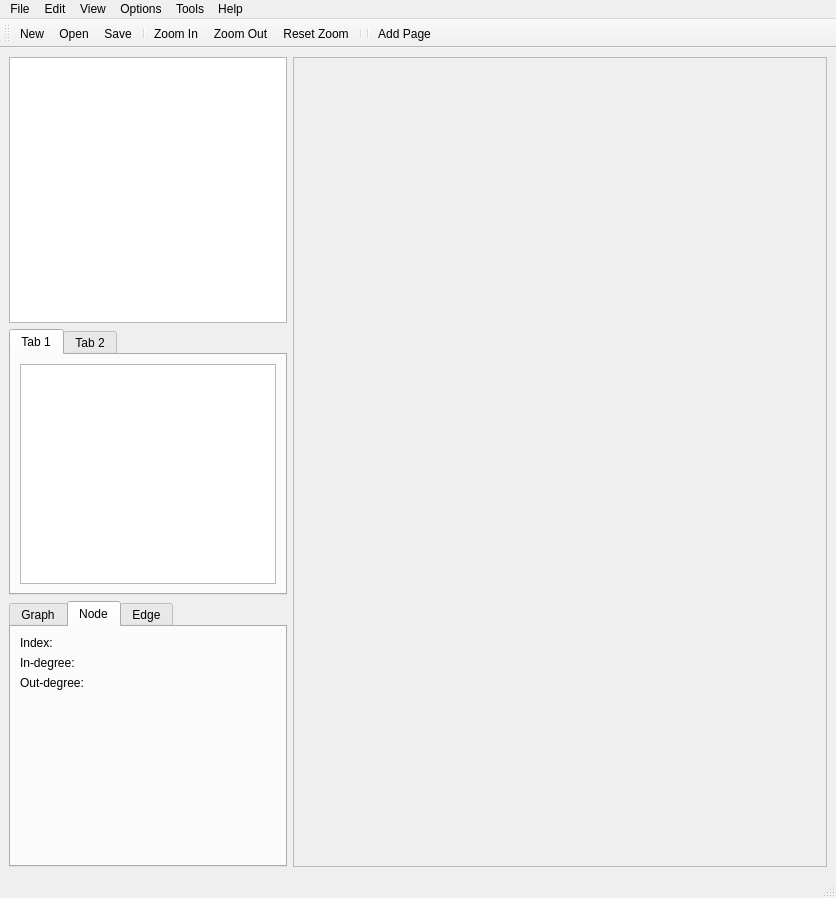
This is project/mainwindow.ui in giorgio93p/book-embeddings as Qt 5 draws it before an edit. The edited form follows.
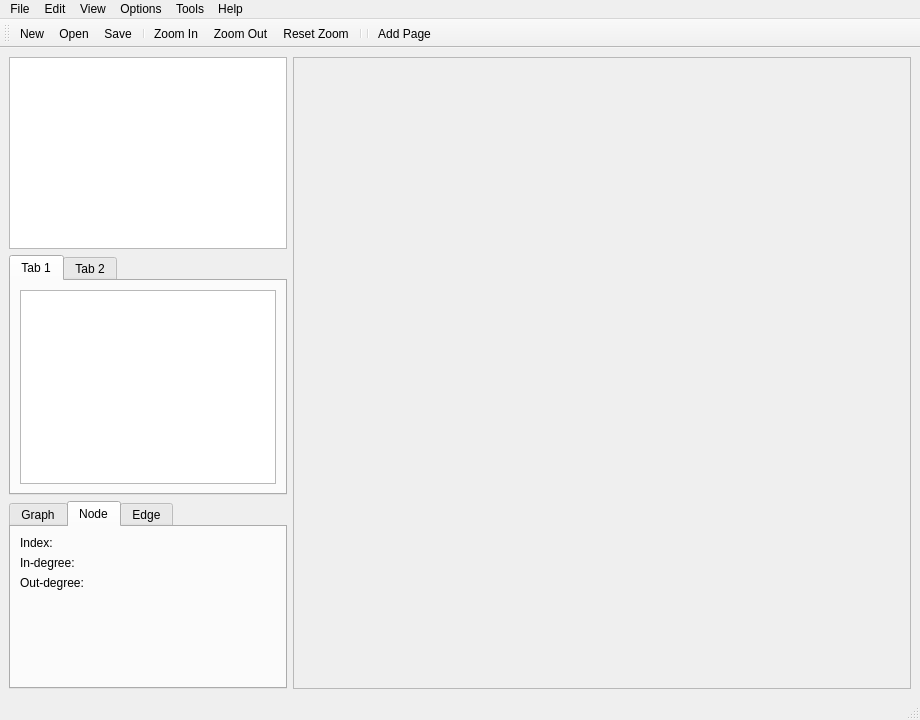
This is the edited form. The open tabs and pages were chosen to show the change. Icons and pictures are not drawn.

The edit to the form file:
```diff
--- a/project/mainwindow.ui
+++ b/project/mainwindow.ui
@@ -6,8 +6,8 @@
    <rect>
     <x>0</x>
     <y>0</y>
-    <width>836</width>
-    <height>898</height>
+    <width>920</width>
+    <height>720</height>
    </rect>
   </property>
   <property name="windowTitle">
@@ -308,8 +308,8 @@
         <rect>
          <x>0</x>
          <y>0</y>
-         <width>530</width>
-         <height>791</height>
+         <width>614</width>
+         <height>613</height>
         </rect>
        </property>
        <property name="sizePolicy">
@@ -318,7 +318,7 @@
          <verstretch>0</verstretch>
         </sizepolicy>
        </property>
-       <layout class="QVBoxLayout" name="verticalLayout"/>
+       <layout class="QGridLayout" name="gridLayout"/>
       </widget>
      </widget>
     </item>
@@ -329,7 +329,7 @@
     <rect>
      <x>0</x>
      <y>0</y>
-     <width>836</width>
+     <width>920</width>
      <height>25</height>
     </rect>
    </property>
```
Left out of the diff: 2 changed lines with no effect on the pictures.
